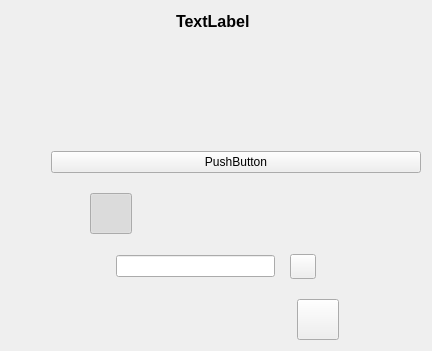
Before: the Qt Designer form src/cameraOne/QvkCameraOneOptions.ui in vkohaupt/vokoscreenNG, drawn with Qt 5.
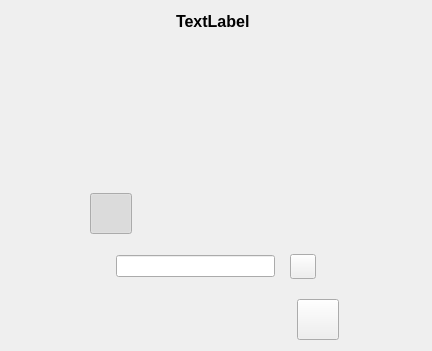
After: the same form once the commit is applied. Icons and pictures are not drawn.

Commit message: X11 camera window

Diff of the .ui file:
```diff
--- a/src/cameraOne/QvkCameraOneOptions.ui
+++ b/src/cameraOne/QvkCameraOneOptions.ui
@@ -71,7 +71,7 @@
      <property name="sizeHint" stdset="0">
       <size>
        <width>20</width>
-       <height>30</height>
+       <height>20</height>
       </size>
      </property>
     </spacer>
@@ -332,15 +332,7 @@
       </widget>
      </item>
      <item row="2" column="1">
-      <layout class="QHBoxLayout" name="horizontalLayout_5">
-       <item>
-        <widget class="QPushButton" name="pushButton">
-         <property name="text">
-          <string>PushButton</string>
-         </property>
-        </widget>
-       </item>
-      </layout>
+      <layout class="QHBoxLayout" name="horizontalLayout_5"/>
      </item>
      <item row="4" column="0" colspan="2">
       <layout class="QHBoxLayout" name="horizontalLayout_65">
```
The commit also changes 2 other files.
